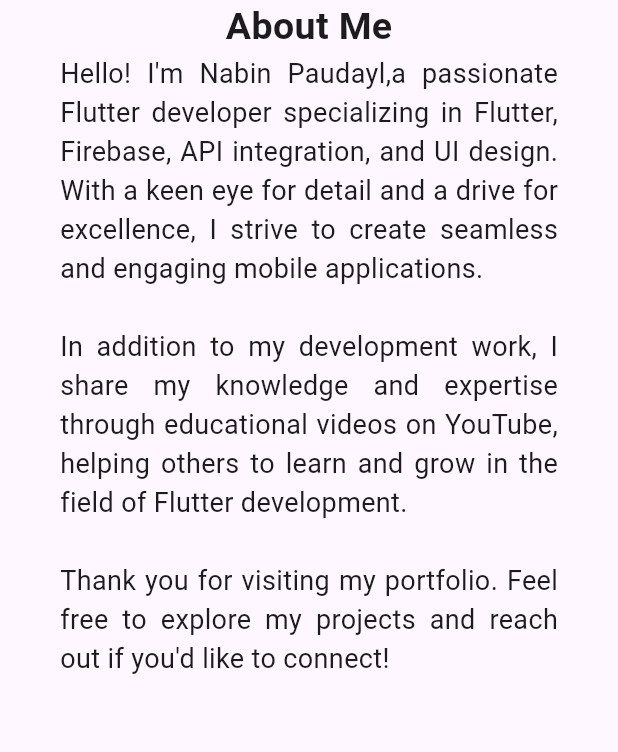
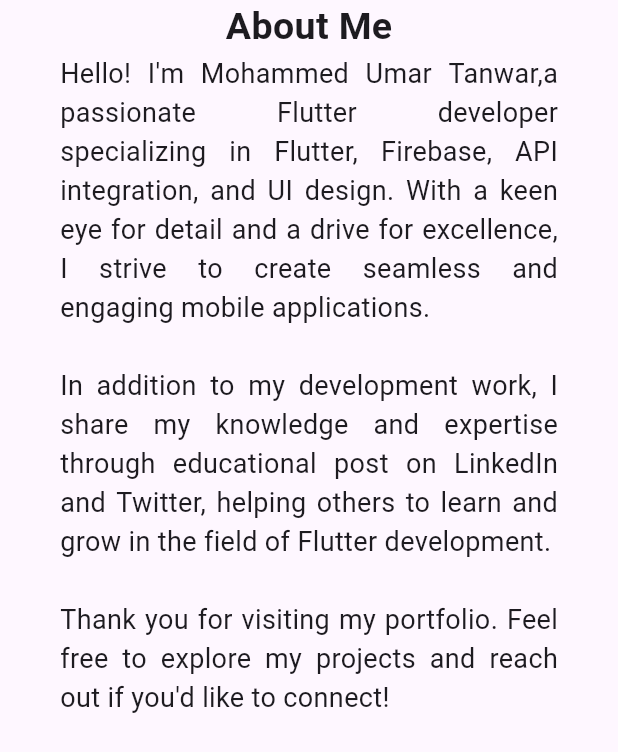
Before and after one commit to UmarTanwar3527/Portfolio_Website, a Flutter app: the AboutMe widget shown alone on an empty page, opened directly, on a phone screen of 412 x 824 dp. Shown: the top 752 px of the screen. Run offline on Flutter 3.47's test engine with Material 3 defaults, Android fonts, the light colour scheme and no system bars; network calls fail.

Commit message:
AboutMe Updated

```diff
--- a/lib/View/Components/about_me.dart
+++ b/lib/View/Components/about_me.dart
@@ -22,7 +22,7 @@ class AboutMe extends StatelessWidget {
             ),
           ),
           Text(
-            "Hello! I'm Nabin Paudayl,a passionate Flutter developer specializing in Flutter, Firebase, API integration, and UI design. With a keen eye for detail and a drive for excellence, I strive to create seamless and engaging mobile applications.\n\nIn addition to my development work, I share my knowledge and expertise through educational videos on YouTube, helping others to learn and grow in the field of Flutter development.\n\nThank you for visiting my portfolio. Feel free to explore my projects and reach out if you'd like to connect!",
+            "Hello! I'm Mohammed Umar Tanwar,a passionate Flutter developer specializing in Flutter, Firebase, API integration, and UI design. With a keen eye for detail and a drive for excellence, I strive to create seamless and engaging mobile applications.\n\nIn addition to my development work, I share my knowledge and expertise through educational post on LinkedIn and Twitter, helping others to learn and grow in the field of Flutter development.\n\nThank you for visiting my portfolio. Feel free to explore my projects and reach out if you'd like to connect!",
             style: TextStyle(
               fontSize: Responsive.isMobile(context) ? 18 : 20,
             ),
```
